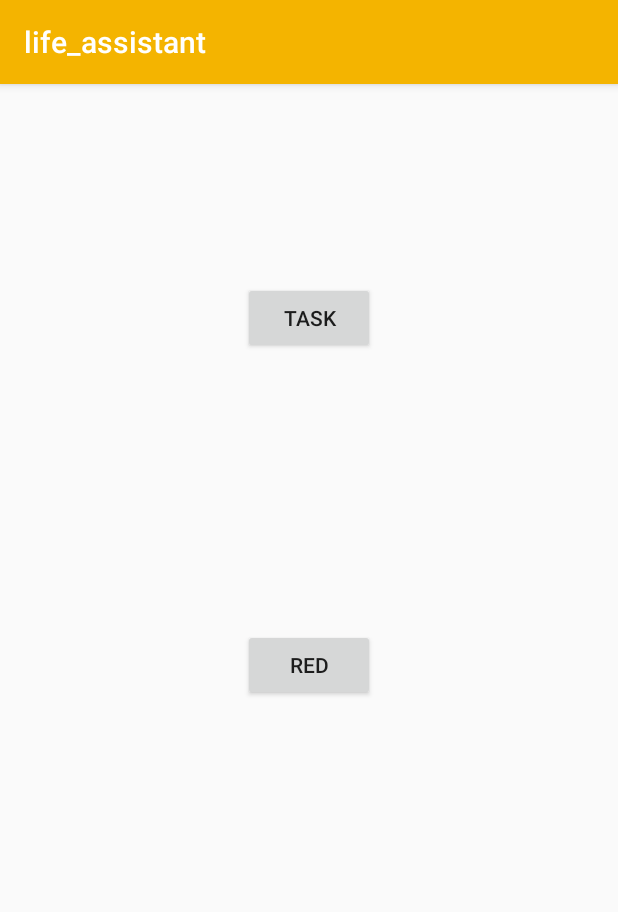
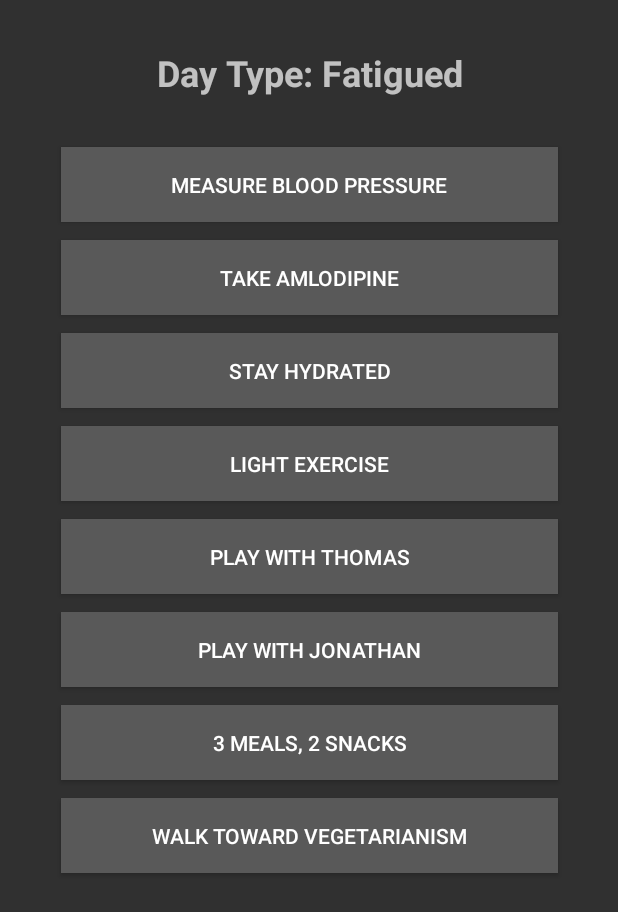
Before and after one commit to SteveHaskell/life_assistant, an Android app: the screen it shows after launch (MainActivity), on a phone screen of 412 x 824 dp. Shown: the top 912 px of the screen. Run offline under Robolectric (Android 15) with nearby library versions, the phone set to English and light mode, and no system bars.

Commit message:
one page of activities, most of them hard coded. It works but is rough

```diff
--- a/app/src/main/java/com/jicketyjackindustries/life_assistant/MainActivity.java
+++ b/app/src/main/java/com/jicketyjackindustries/life_assistant/MainActivity.java
@@ -6,6 +6,9 @@ import android.support.v7.app.AppCompatActivity;
 import android.os.Bundle;
 import android.view.View;
 
+import java.util.ArrayList;
+import java.util.List;
+
 /*
 This has become an experimentation class for trying out different things in Android Studio
 In this file, now legacy, you will find examples of switching layouts, changing button colors,
@@ -13,12 +16,14 @@ saving data and other tricks
  */
 public class MainActivity extends AppCompatActivity {
 
-    protected View view;
-    private BackgroundColorFlipper bcf;
-    private boolean task1Complete = false;
+
     private SharedPreferences settings;
     private SharedPreferences.Editor editor;
     public static final String  PREFS_NAME = "MyPrefsFile";
+
+    private List buttonStates;
+    private List buttonIDs;
+    private static Integer NUM_BUTTONS = 8;
     /*
     replaces a constructor, do everything you want to do do on app startup here
      */
@@ -26,69 +31,108 @@ public class MainActivity extends AppCompatActivity {
     protected void onCreate(Bundle savedInstanceState) {
         super.onCreate(savedInstanceState);
 
-
         setContentView(R.layout.activity_main);
-
-        //variable construction
-        view = this.getWindow().getDecorView();
-        bcf = new BackgroundColorFlipper(view);
-        //attempt to get button view
-        View buttonView;
-        buttonView = this.findViewById(R.id.button2);
 
         // preference saving!
         settings = getSharedPreferences(PREFS_NAME,0);
         editor = settings.edit();
-        if(settings.getBoolean("task1",false))
-            buttonView.setBackgroundResource(R.color.red);
+        buttonStates = new ArrayList();
+        buttonIDs = new ArrayList();
+        // update buttonID's
+        buttonIDs.add(R.id.button0);
+        buttonIDs.add(R.id.button1);
+        buttonIDs.add(R.id.button2);
+        buttonIDs.add(R.id.button3);
+        buttonIDs.add(R.id.button4);
+        buttonIDs.add(R.id.button5);
+        buttonIDs.add(R.id.button6);
+        buttonIDs.add(R.id.button7);
+        updateData();
+        updateGUI();
 
-        Context context;
-        context = this.getApplicationContext();
-        view.setOnTouchListener(new OnSwipeTouchListener(context) {
-            @Override
-            public void onSwipeLeft() {
-                bcf.flipBackgroundBlue();
-            }
-            @Override
-            public void onSwipeRight(){
-                bcf.flipBackgroundGreen();
-            }
-            @Override
-            public void onSwipeUp(){
-                bcf.flipBackgroundRed();
-            }
-        });
 
     }
+    /*
+    retrieve all the variables from our saved data
+     */
+    private void updateData(){
+        for(Integer i=0;i<NUM_BUTTONS;i++){
+            String taskName = "task"+ i.toString();
+            boolean taskState = settings.getBoolean(taskName,false);
+            buttonStates.add(taskState);
+        }
+    }
+    /*
+    sets button colors etc based on the saved data
+     */
+    private void saveData(){
+        for(Integer i=0;i<NUM_BUTTONS;i++){
+            String taskName = "task"+ i.toString();
+            boolean taskState = (boolean) buttonStates.get(i);
+            editor.putBoolean(taskName,taskState);
+            editor.commit();
+        }
+    }
+    private void updateGUI(){
+        View buttonView;
+        boolean buttonState;
+        for(Integer i=0;i<NUM_BUTTONS;i++){
+            buttonView = this.findViewById((int)buttonIDs.get(i));
+            buttonState = (boolean) buttonStates.get(i);
+            if(buttonState){
+                buttonView.setBackgroundResource(R.color.green);
+            }
+            else{
+                buttonView.setBackgroundResource(R.color.buttonBackground);
+            }
+        }
 
-    public void redButton(View v){
-        bcf.flipBackgroundRed();
-        setContentView(R.layout.activity_main2);
+    }
+    /*
+    changes the button color and stores the value of the task state
+     */
+    public void taskButton(View v, int currentButton){
+        boolean taskComplete;
+
+
+        taskComplete = !(boolean) buttonStates.get(currentButton); //flip the status
+        buttonStates.set(currentButton,taskComplete);
+        if(taskComplete){
+            v.setBackgroundResource(R.color.green);
+        }
+        else{
+            v.setBackgroundResource(R.color.buttonBackground);
+        }
+        saveData();
+
+
+    }
+    public void taskButton0(View v){
+        taskButton(v,0);
     }
 
-    public void activityTwoButton(View v){
-        setContentView(R.layout.activity_main);
+    public void taskButton1(View v){
+        taskButton(v,1);
     }
-    public void taskButton1(View v){
-        if(!task1Complete)
-            v.setBackgroundResource(R.color.green);
-        else
-            v.setBackgroundResource(R.color.colorPrimary);
+    public void taskButton2(View v){
+        taskButton(v,2);
+    }
+    public void taskButton3(View v){
+        taskButton(v,3);
+    }
+    public void taskButton4(View v){
+        taskButton(v,4);
+    }
+    public void taskButton5(View v){
+        taskButton(v,5);
+    }
+    public void taskButton6(View v){
+        taskButton(v,6);
+    }
+    public void taskButton7(View v){
+        taskButton(v,7);
+    }
 
-        task1Complete = !task1Complete;
 
-        editor.putBoolean("task1",task1Complete);
-        editor.commit();
 
     }
-
-    private void wait(int t){
-        long milli = t*1000;
-        try {
-            Thread.sleep(milli);
-        } catch (InterruptedException e) {
-            // TODO Auto-generated catch block
-            e.printStackTrace();
-        }
-    }
-}
--- /dev/null
+++ b/app/src/main/java/com/jicketyjackindustries/life_assistant/MainActivityReference.java
@@ -0,0 +1,96 @@
+package com.jicketyjackindustries.life_assistant;
+
+import android.content.Context;
+import android.content.SharedPreferences;
+import android.os.Bundle;
+import android.support.v7.app.AppCompatActivity;
+import android.view.View;
+
+/*
+This has become an experimentation class for trying out different things in Android Studio
+In this file, now legacy, you will find examples of switching layouts, changing button colors,
+saving data and other tricks
+ */
+public class MainActivityReference extends AppCompatActivity {
+
+    protected View view;
+    private BackgroundColorFlipper bcf;
+    private boolean task1Complete = false;
+    private SharedPreferences settings;
+    private SharedPreferences.Editor editor;
+    public static final String  PREFS_NAME = "MyPrefsFile";
+    /*
+    replaces a constructor, do everything you want to do do on app startup here
+     */
+    @Override
+    protected void onCreate(Bundle savedInstanceState) {
+        super.onCreate(savedInstanceState);
+
+
+        setContentView(R.layout.activity_main);
+
+        //variable construction
+        view = this.getWindow().getDecorView();
+        bcf = new BackgroundColorFlipper(view);
+        //attempt to get button view
+        View buttonView;
+        buttonView = this.findViewById(R.id.button1);
+
+        // preference saving!
+        settings = getSharedPreferences(PREFS_NAME,0);
+        editor = settings.edit();
+        if(settings.getBoolean("task1",false))
+            buttonView.setBackgroundResource(R.color.blue);
+        else
+            buttonView.setBackgroundResource(R.color.colorPrimary);
+
+        Context context;
+        context = this.getApplicationContext();
+        view.setOnTouchListener(new OnSwipeTouchListener(context) {
+            @Override
+            public void onSwipeLeft() {
+                bcf.flipBackgroundBlue();
+            }
+            @Override
+            public void onSwipeRight(){
+                bcf.flipBackgroundGreen();
+            }
+            @Override
+            public void onSwipeUp(){
+                bcf.flipBackgroundRed();
+            }
+        });
+
+    }
+
+    public void redButton(View v){
+        bcf.flipBackgroundRed();
+        setContentView(R.layout.activity_main2);
+    }
+
+    public void activityTwoButton(View v){
+        setContentView(R.layout.activity_main);
+    }
+    public void taskButton1(View v){
+        if(!task1Complete)
+            v.setBackgroundResource(R.color.green);
+        else
+            v.setBackgroundResource(R.color.colorPrimary);
+
+        task1Complete = !task1Complete;
+
+        editor.putBoolean("task1",task1Complete);
+        editor.commit();
+
+    }
+
+    private void wait(int t){
+        long milli = t*1000;
+        try {
+            Thread.sleep(milli);
+        } catch (InterruptedException e) {
+            // TODO Auto-generated catch block
+            e.printStackTrace();
+        }
+    }
+}
--- a/app/src/main/res/layout/activity_main.xml
+++ b/app/src/main/res/layout/activity_main.xml
@@ -7,33 +7,122 @@
     tools:context=".MainActivity">
 
     <Button
-        android:id="@+id/button"
-        android:layout_width="wrap_content"
-        android:layout_height="wrap_content"
+        android:id="@+id/button0"
+        android:layout_width="331dp"
+        android:layout_height="50dp"
         android:layout_marginStart="8dp"
-        android:layout_marginTop="8dp"
+        android:layout_marginTop="32dp"
         android:layout_marginEnd="8dp"
-        android:layout_marginBottom="8dp"
-        android:onClick="redButton"
-        android:text="@string/makeRedButton"
-        app:layout_constraintBottom_toBottomOf="parent"
+        android:onClick="taskButton0"
+        android:text="@string/task0"
         app:layout_constraintEnd_toEndOf="parent"
-        app:layout_constraintHorizontal_bias="0.501"
         app:layout_constraintStart_toStartOf="parent"
-        app:layout_constraintTop_toBottomOf="@+id/button2"
-        app:layout_constraintVertical_bias="0.334" />
+        app:layout_constraintTop_toBottomOf="@+id/textView" />
+
+    <Button
+        android:id="@+id/button1"
+        android:layout_width="331dp"
+        android:layout_height="50dp"
+        android:layout_marginStart="8dp"
+        android:layout_marginTop="12dp"
+        android:layout_marginEnd="8dp"
+        android:onClick="taskButton1"
+        android:text="@string/task1"
+        app:layout_constraintEnd_toEndOf="parent"
+        app:layout_constraintStart_toStartOf="parent"
+        app:layout_constraintTop_toBottomOf="@+id/button0" />
 
     <Button
         android:id="@+id/button2"
-        android:layout_width="wrap_content"
-        android:layout_height="wrap_content"
+        android:layout_width="331dp"
+        android:layout_height="50dp"
         android:layout_marginStart="8dp"
-        android:layout_marginTop="132dp"
+        android:layout_marginTop="12dp"
         android:layout_marginEnd="8dp"
-        android:onClick="taskButton1"
-        android:text="TASK"
+        android:onClick="taskButton2"
+        android:text="@string/task2"
         app:layout_constraintEnd_toEndOf="parent"
-        app:layout_constraintHorizontal_bias="0.501"
+        app:layout_constraintStart_toStartOf="parent"
+        app:layout_constraintTop_toBottomOf="@+id/button1" />
+
+    <Button
+        android:id="@+id/button3"
+        android:layout_width="331dp"
+        android:layout_height="50dp"
+        android:layout_marginStart="8dp"
+        android:layout_marginTop="12dp"
+        android:layout_marginEnd="8dp"
+        android:onClick="taskButton3"
+        android:text="@string/task3"
+        app:layout_constraintEnd_toEndOf="parent"
+        app:layout_constraintStart_toStartOf="parent"
+        app:layout_constraintTop_toBottomOf="@+id/button2" />
+
+    <Button
+        android:id="@+id/button4"
+        android:layout_width="331dp"
+        android:layout_height="50dp"
+        android:layout_marginStart="8dp"
+        android:layout_marginTop="12dp"
+        android:layout_marginEnd="8dp"
+        android:onClick="taskButton4"
+        android:text="@string/task4"
+        app:layout_constraintEnd_toEndOf="parent"
+        app:layout_constraintStart_toStartOf="parent"
+        app:layout_constraintTop_toBottomOf="@+id/button3" />
+
+    <Button
+        android:id="@+id/button5"
+        android:layout_width="331dp"
+        android:layout_height="50dp"
+        android:layout_marginStart="8dp"
+        android:layout_marginTop="12dp"
+        android:layout_marginEnd="8dp"
+        android:onClick="taskButton5"
+        android:text="@string/task5"
+        app:layout_constraintEnd_toEndOf="parent"
+        app:layout_constraintStart_toStartOf="parent"
+        app:layout_constraintTop_toBottomOf="@+id/button4" />
+
+    <Button
+        android:id="@+id/button6"
+        android:layout_width="331dp"
+        android:layout_height="50dp"
+        android:layout_marginStart="8dp"
+        android:layout_marginTop="12dp"
+        android:layout_marginEnd="8dp"
+        android:onClick="taskButton6"
+        android:text="@string/task6"
+        app:layout_constraintEnd_toEndOf="parent"
+        app:layout_constraintStart_toStartOf="parent"
+        app:layout_constraintTop_toBottomOf="@+id/button5" />
+
+    <Button
+        android:id="@+id/button7"
+        android:layout_width="331dp"
+        android:layout_height="50dp"
+        android:layout_marginStart="8dp"
+        android:layout_marginTop="12dp"
+        android:layout_marginEnd="8dp"
+        android:onClick="taskButton7"
+        android:text="@string/task7"
+        app:layout_constraintEnd_toEndOf="parent"
+        app:layout_constraintStart_toStartOf="parent"
+        app:layout_constraintTop_toBottomOf="@+id/button6" />
+
+    <TextView
+        android:id="@+id/textView"
+        android:layout_width="323dp"
+        android:layout_height="34dp"
+        android:layout_marginStart="8dp"
+        android:layout_marginTop="32dp"
+        android:layout_marginEnd="8dp"
+        android:text="@string/title1"
+        android:textAlignment="center"
+        android:textIsSelectable="false"
+        android:textSize="24sp"
+        android:textStyle="bold"
+        app:layout_constraintEnd_toEndOf="parent"
         app:layout_constraintStart_toStartOf="parent"
         app:layout_constraintTop_toTopOf="parent" />
 
--- a/app/src/main/res/values/colors.xml
+++ b/app/src/main/res/values/colors.xml
@@ -6,4 +6,5 @@
     <color name="red">#F44336</color>
     <color name="blue">#4285F4</color>
     <color name="green">#0F9D58</color>
+    <color name="buttonBackground">#595959</color>
 </resources>
--- a/app/src/main/res/values/strings.xml
+++ b/app/src/main/res/values/strings.xml
@@ -1,4 +1,13 @@
 <resources>
     <string name="app_name">life_assistant</string>
     <string name="makeRedButton">RED</string>
+    <string name="title1">Day Type: Fatigued</string>
+    <string name="task0">measure blood pressure</string>
+    <string name="task1">take Amlodipine </string>
+    <string name="task2"> stay hydrated </string>
+    <string name="task3"> light exercise </string>
+    <string name="task4"> play with Thomas </string>
+    <string name="task5"> play with Jonathan </string>
+    <string name="task6"> 3 meals, 2 snacks </string>
+    <string name="task7"> walk toward vegetarianism</string>
 </resources>
--- a/app/src/main/res/values/styles.xml
+++ b/app/src/main/res/values/styles.xml
@@ -1,11 +1,10 @@
 <resources>
 
     <!-- Base application theme. -->
-    <style name="AppTheme" parent="Theme.AppCompat.Light.DarkActionBar">
+    <style name="AppTheme" parent="Theme.AppCompat.NoActionBar">
         <!-- Customize your theme here. -->
-        <item name="colorPrimary">@color/colorPrimary</item>
-        <item name="colorPrimaryDark">@color/colorPrimaryDark</item>
-        <item name="colorAccent">@color/colorAccent</item>
+\
+
     </style>
 
 </resources>
```
